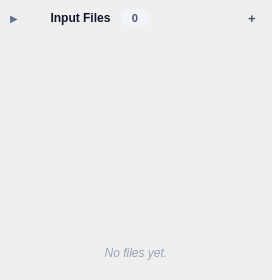
Old version of the form src/startrails/ui/file_manager.ui in the repository gkyle/startrails.
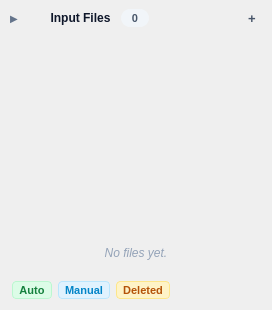
New version of the form.

The edit to the form file:
```diff
--- a/src/startrails/ui/file_manager.ui
+++ b/src/startrails/ui/file_manager.ui
@@ -332,6 +332,127 @@
         </property>
        </widget>
       </item>
+       <item>
+        <widget class="QWidget" name="legend" native="true">
+         <property name="sizePolicy">
+          <sizepolicy hsizetype="Preferred" vsizetype="Fixed">
+           <horstretch>0</horstretch>
+           <verstretch>0</verstretch>
+          </sizepolicy>
+         </property>
+         <property name="minimumSize">
+          <size>
+           <width>0</width>
+           <height>20</height>
+          </size>
+         </property>
+         <property name="maximumSize">
+          <size>
+           <width>16777215</width>
+           <height>24</height>
+          </size>
+         </property>
+         <layout class="QHBoxLayout" name="legendLayout">
+          <property name="spacing">
+           <number>6</number>
+          </property>
+          <property name="leftMargin">
+           <number>4</number>
+          </property>
+          <property name="topMargin">
+           <number>2</number>
+          </property>
+          <property name="rightMargin">
+           <number>4</number>
+          </property>
+          <property name="bottomMargin">
+           <number>2</number>
+          </property>
+          <item>
+           <widget class="QLabel" name="legendAuto">
+            <property name="styleSheet">
+             <string notr="true">QLabel#legendAuto {
+    background-color: #dcfce7;
+    color: #15803d;
+    border: 1px solid #bbf7d0;
+    border-radius: 4px;
+    font-size: 11px;
+    font-weight: 600;
+    padding: 0px 6px;
+    min-height: 16px;
+    max-height: 16px;
+}</string>
+            </property>
+            <property name="text">
+             <string>Auto</string>
+            </property>
+            <property name="alignment">
+             <set>Qt::AlignCenter</set>
+            </property>
+           </widget>
+          </item>
+          <item>
+           <widget class="QLabel" name="legendManual">
+            <property name="styleSheet">
+             <string notr="true">QLabel#legendManual {
+    background-color: #e0f2fe;
+    color: #0284c7;
+    border: 1px solid #bae6fd;
+    border-radius: 4px;
+    font-size: 11px;
+    font-weight: 600;
+    padding: 0px 6px;
+    min-height: 16px;
+    max-height: 16px;
+}</string>
+            </property>
+            <property name="text">
+             <string>Manual</string>
+            </property>
+            <property name="alignment">
+             <set>Qt::AlignCenter</set>
+            </property>
+           </widget>
+          </item>
+          <item>
+           <widget class="QLabel" name="legendDeleted">
+            <property name="styleSheet">
+             <string notr="true">QLabel#legendDeleted {
+    background-color: #fef3c7;
+    color: #b45309;
+    border: 1px solid #fde68a;
+    border-radius: 4px;
+    font-size: 11px;
+    font-weight: 600;
+    padding: 0px 6px;
+    min-height: 16px;
+    max-height: 16px;
+}</string>
+            </property>
+            <property name="text">
+             <string>Deleted</string>
+            </property>
+            <property name="alignment">
+             <set>Qt::AlignCenter</set>
+            </property>
+           </widget>
+          </item>
+          <item>
+           <spacer name="legendSpacer">
+            <property name="orientation">
+             <enum>Qt::Horizontal</enum>
+            </property>
+            <property name="sizeHint" stdset="0">
+             <size>
+              <width>40</width>
+              <height>20</height>
+             </size>
+            </property>
+           </spacer>
+          </item>
+         </layout>
+        </widget>
+       </item>
      </layout>
     </widget>
    </item>
```
